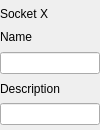
The window that sokketter-ui/sources/Qt/SocketEditForm.ui (morwy/sokketter) describes before a commit, drawn with Qt 5.
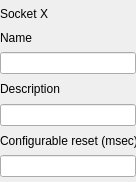
The same window after the commit. Custom widgets are drawn as their Qt base class.

Commit message: feature: added a configurable restart button for the socket (#20)

The edit to the form file:
```diff
--- a/sokketter-ui/sources/Qt/SocketEditForm.ui
+++ b/sokketter-ui/sources/Qt/SocketEditForm.ui
@@ -6,14 +6,14 @@
    <rect>
     <x>0</x>
     <y>0</y>
-    <width>100</width>
-    <height>130</height>
+    <width>136</width>
+    <height>182</height>
    </rect>
   </property>
   <property name="minimumSize">
    <size>
-    <width>100</width>
-    <height>130</height>
+    <width>136</width>
+    <height>182</height>
    </size>
   </property>
   <property name="windowTitle">
@@ -73,6 +73,16 @@
      </property>
     </widget>
    </item>
+   <item>
+    <widget class="QLabel" name="socket_configurable_reset_label">
+     <property name="text">
+      <string>Configurable reset (msec)</string>
+     </property>
+    </widget>
+   </item>
+   <item>
+    <widget class="QLineEdit" name="socket_configurable_reset_line_edit"/>
+   </item>
   </layout>
  </widget>
  <customwidgets>
```
The commit also changes 11 other files.
